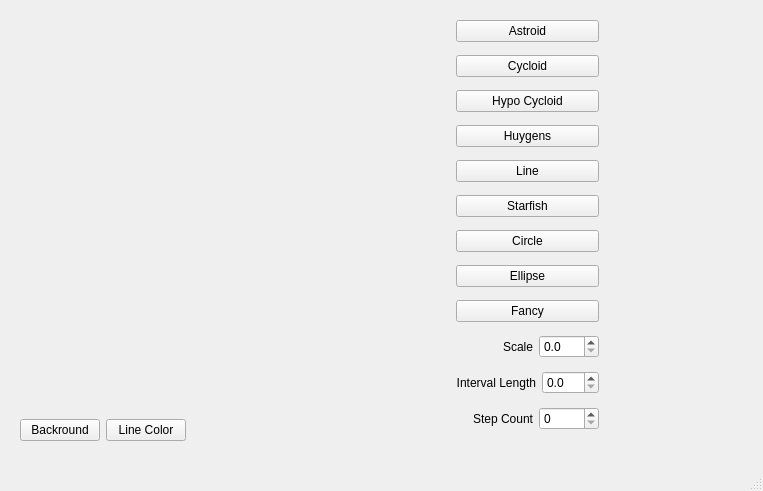
First picture: the form in mainwindow.ui, repository sra51/QtCurves, before the edit.
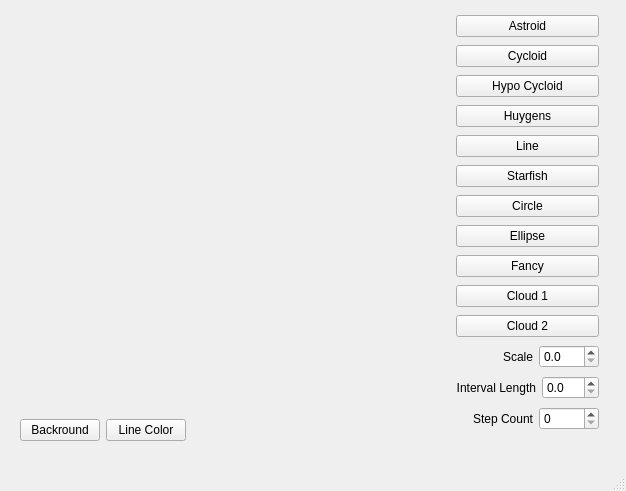
Second picture: the form after the edit. Custom widgets are drawn as their Qt base class.

Commit message: Adding cloud shapes

Patch:
```diff
--- a/mainwindow.ui
+++ b/mainwindow.ui
@@ -6,7 +6,7 @@
    <rect>
     <x>0</x>
     <y>0</y>
-    <width>763</width>
+    <width>626</width>
     <height>491</height>
    </rect>
   </property>
@@ -134,6 +134,20 @@
          </property>
         </widget>
        </item>
+       <item>
+        <widget class="QPushButton" name="btnCloud1">
+         <property name="text">
+          <string>Cloud 1</string>
+         </property>
+        </widget>
+       </item>
+       <item>
+        <widget class="QPushButton" name="btnCloud2">
+         <property name="text">
+          <string>Cloud 2</string>
+         </property>
+        </widget>
+       </item>
        <item>
         <layout class="QHBoxLayout" name="horizontalLayout_3">
          <item>
```
Left out of the diff: 2 changed lines with no effect on the pictures. The commit also changes 5 other files.
